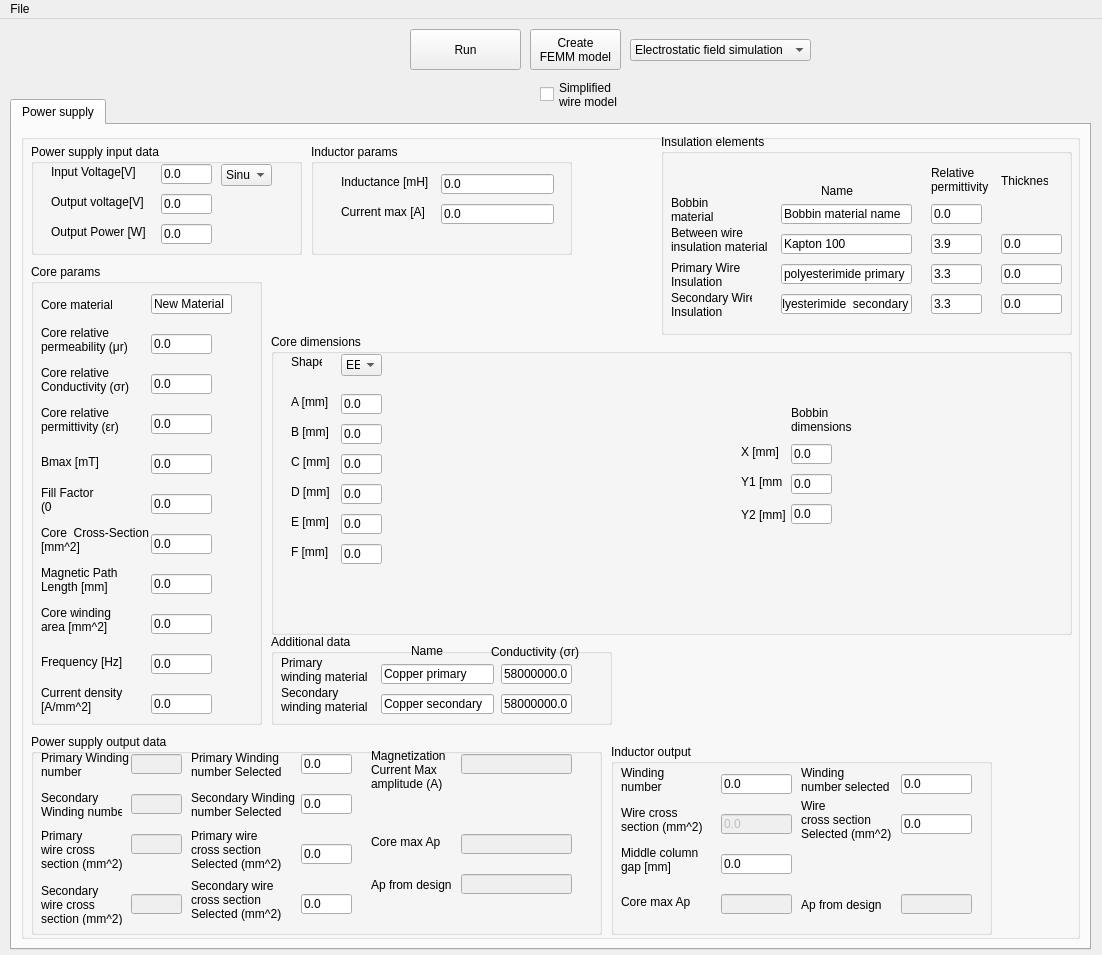
The window that src/gui.ui (marcinszajner/TrafoCalc) describes before a commit, drawn with Qt 5.
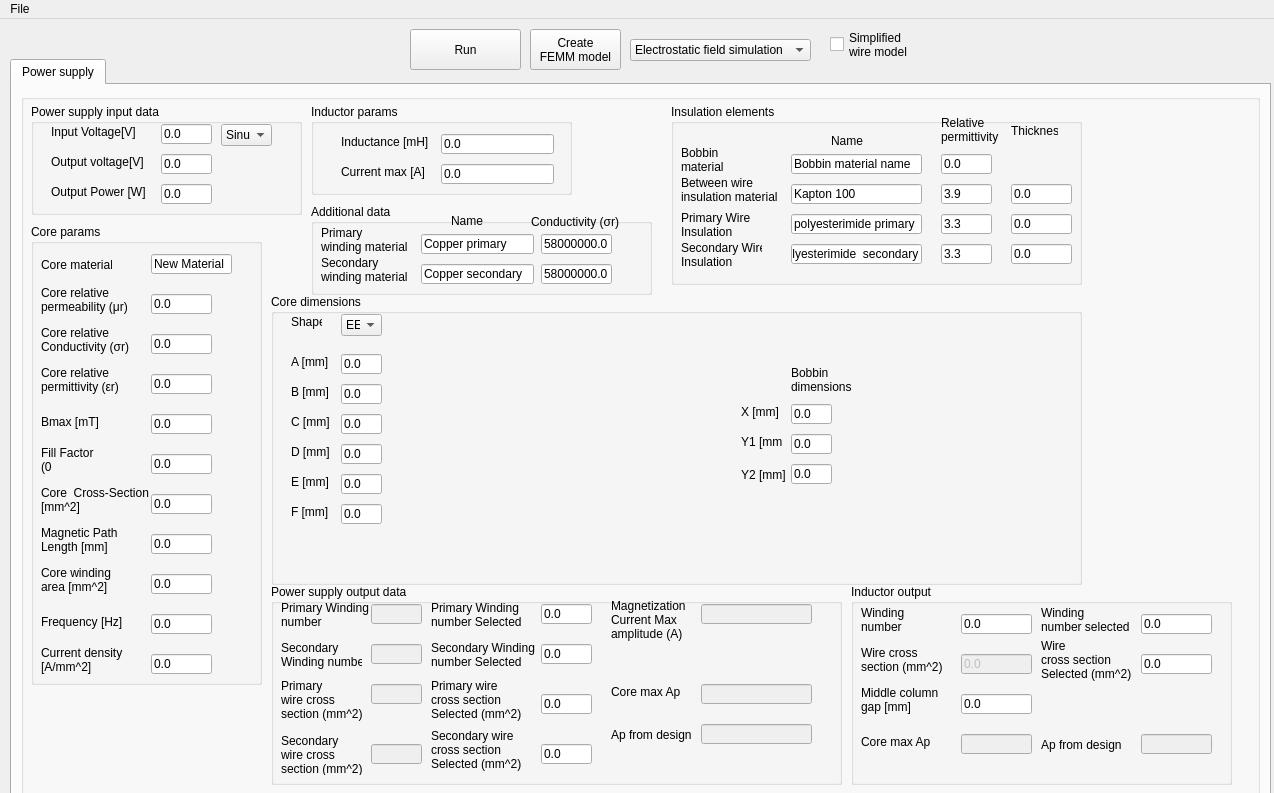
The same window after the commit. Icons and pictures are not drawn.

```diff
--- a/src/gui.ui
+++ b/src/gui.ui
@@ -6,8 +6,8 @@
    <rect>
     <x>0</x>
     <y>0</y>
-    <width>1102</width>
-    <height>955</height>
+    <width>1274</width>
+    <height>793</height>
    </rect>
   </property>
   <property name="windowTitle">
@@ -18,8 +18,8 @@
     <property name="geometry">
      <rect>
       <x>10</x>
-      <y>80</y>
-      <width>1081</width>
+      <y>40</y>
+      <width>1261</width>
       <height>851</height>
      </rect>
     </property>
@@ -210,8 +210,8 @@
           <rect>
            <x>250</x>
            <y>200</y>
-           <width>801</width>
-           <height>301</height>
+           <width>811</width>
+           <height>291</height>
           </rect>
          </property>
          <property name="title">
@@ -470,8 +470,8 @@
            <rect>
             <x>200</x>
             <y>10</y>
-            <width>261</width>
-            <height>281</height>
+            <width>241</width>
+            <height>261</height>
            </rect>
           </property>
           <property name="text">
@@ -515,7 +515,7 @@
             <x>590</x>
             <y>10</y>
             <width>201</width>
-            <height>281</height>
+            <height>261</height>
            </rect>
           </property>
           <property name="text">
@@ -529,10 +529,10 @@
         <widget class="QGroupBox" name="InsulationGroup">
          <property name="geometry">
           <rect>
-           <x>640</x>
-           <y>0</y>
+           <x>650</x>
+           <y>10</y>
            <width>411</width>
-           <height>201</height>
+           <height>181</height>
           </rect>
          </property>
          <property name="title">
@@ -542,7 +542,7 @@
           <property name="geometry">
            <rect>
             <x>340</x>
-            <y>160</y>
+            <y>140</y>
             <width>61</width>
             <height>20</height>
            </rect>
@@ -555,7 +555,7 @@
           <property name="geometry">
            <rect>
             <x>270</x>
-            <y>30</y>
+            <y>10</y>
             <width>61</width>
             <height>31</height>
            </rect>
@@ -569,7 +569,7 @@
           <property name="geometry">
            <rect>
             <x>10</x>
-            <y>120</y>
+            <y>100</y>
             <width>71</width>
             <height>41</height>
            </rect>
@@ -583,7 +583,7 @@
           <property name="geometry">
            <rect>
             <x>10</x>
-            <y>60</y>
+            <y>40</y>
             <width>71</width>
             <height>31</height>
            </rect>
@@ -597,7 +597,7 @@
           <property name="geometry">
            <rect>
             <x>270</x>
-            <y>160</y>
+            <y>140</y>
             <width>51</width>
             <height>20</height>
            </rect>
@@ -610,7 +610,7 @@
           <property name="geometry">
            <rect>
             <x>340</x>
-            <y>40</y>
+            <y>20</y>
             <width>47</width>
             <height>13</height>
            </rect>
@@ -623,7 +623,7 @@
           <property name="geometry">
            <rect>
             <x>340</x>
-            <y>100</y>
+            <y>80</y>
             <width>61</width>
             <height>20</height>
            </rect>
@@ -636,7 +636,7 @@
           <property name="geometry">
            <rect>
             <x>10</x>
-            <y>150</y>
+            <y>130</y>
             <width>81</width>
             <height>41</height>
            </rect>
@@ -650,7 +650,7 @@
           <property name="geometry">
            <rect>
             <x>160</x>
-            <y>50</y>
+            <y>30</y>
             <width>47</width>
             <height>13</height>
            </rect>
@@ -663,7 +663,7 @@
           <property name="geometry">
            <rect>
             <x>270</x>
-            <y>130</y>
+            <y>110</y>
             <width>51</width>
             <height>20</height>
            </rect>
@@ -676,7 +676,7 @@
           <property name="geometry">
            <rect>
             <x>120</x>
-            <y>70</y>
+            <y>50</y>
             <width>131</width>
             <height>20</height>
            </rect>
@@ -689,7 +689,7 @@
           <property name="geometry">
            <rect>
             <x>120</x>
-            <y>100</y>
+            <y>80</y>
             <width>131</width>
             <height>20</height>
            </rect>
@@ -702,7 +702,7 @@
           <property name="geometry">
            <rect>
             <x>270</x>
-            <y>100</y>
+            <y>80</y>
             <width>51</width>
             <height>20</height>
            </rect>
@@ -715,7 +715,7 @@
           <property name="geometry">
            <rect>
             <x>340</x>
-            <y>130</y>
+            <y>110</y>
             <width>61</width>
             <height>20</height>
            </rect>
@@ -728,7 +728,7 @@
           <property name="geometry">
            <rect>
             <x>10</x>
-            <y>90</y>
+            <y>70</y>
             <width>101</width>
             <height>31</height>
            </rect>
@@ -742,7 +742,7 @@
           <property name="geometry">
            <rect>
             <x>270</x>
-            <y>70</y>
+            <y>50</y>
             <width>51</width>
             <height>20</height>
            </rect>
@@ -755,7 +755,7 @@
           <property name="geometry">
            <rect>
             <x>120</x>
-            <y>130</y>
+            <y>110</y>
             <width>131</width>
             <height>20</height>
            </rect>
@@ -768,7 +768,7 @@
           <property name="geometry">
            <rect>
             <x>120</x>
-            <y>160</y>
+            <y>140</y>
             <width>131</width>
             <height>20</height>
            </rect>
@@ -781,8 +781,8 @@
         <widget class="QGroupBox" name="output">
          <property name="geometry">
           <rect>
-           <x>10</x>
-           <y>600</y>
+           <x>250</x>
+           <y>490</y>
            <width>571</width>
            <height>201</height>
           </rect>
@@ -1107,8 +1107,8 @@
         <widget class="QGroupBox" name="AdditionalGroup">
          <property name="geometry">
           <rect>
-           <x>250</x>
-           <y>500</y>
+           <x>290</x>
+           <y>110</y>
            <width>341</width>
            <height>91</height>
           </rect>
@@ -1229,7 +1229,7 @@
            <x>290</x>
            <y>10</y>
            <width>261</width>
-           <height>111</height>
+           <height>91</height>
           </rect>
          </property>
          <property name="title">
@@ -1598,10 +1598,10 @@
         <widget class="QGroupBox" name="InductorOutputBox_2">
          <property name="geometry">
           <rect>
-           <x>590</x>
-           <y>610</y>
+           <x>830</x>
+           <y>490</y>
            <width>381</width>
-           <height>191</height>
+           <height>201</height>
           </rect>
          </property>
          <property name="title">
@@ -1872,8 +1872,8 @@
    <widget class="QCheckBox" name="SimplifiedWireModelValue">
     <property name="geometry">
      <rect>
-      <x>540</x>
-      <y>60</y>
+      <x>830</x>
+      <y>10</y>
       <width>81</width>
       <height>31</height>
      </rect>
@@ -1889,7 +1889,7 @@
     <rect>
      <x>0</x>
      <y>0</y>
-     <width>1102</width>
+     <width>1274</width>
      <height>21</height>
     </rect>
    </property>
```
